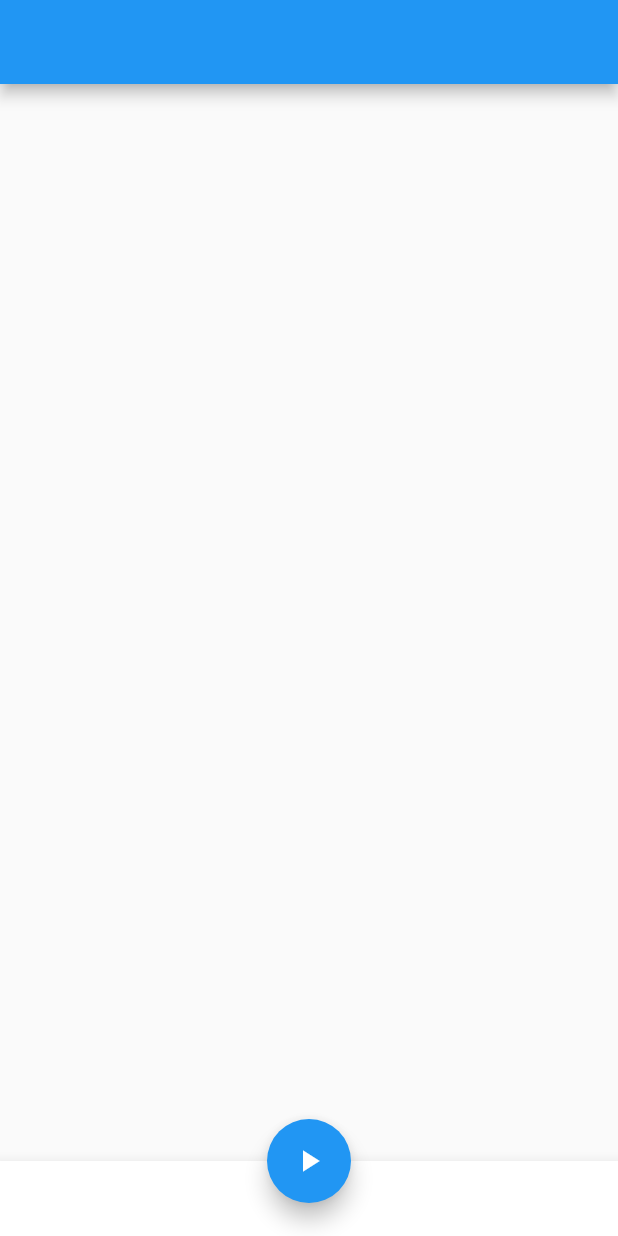
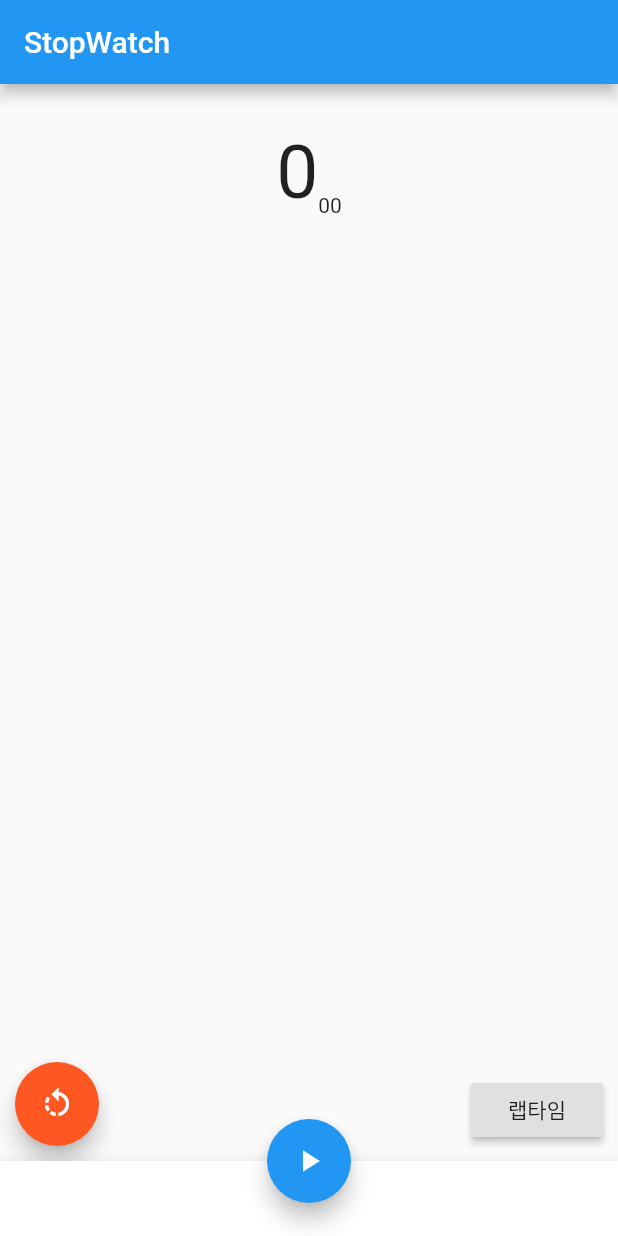
Before and after one commit to teddyhong182/superbox-example-flutter, a Flutter app: the screen it shows after launch, on a phone screen of 412 x 824 dp. Run offline on Flutter 3.47's test engine with Material 2 defaults, Android fonts, the phone set to English and light mode, and no system bars.

Commit message:
스톱워치 - 타이머 UI 작성

```diff
--- a/ex2/lib/main.dart
+++ b/ex2/lib/main.dart
@@ -41,7 +41,7 @@ class _StopWatchPageState extends State<StopWatchPage> {
   Widget build(BuildContext context) {
     return Scaffold(
       appBar: AppBar(
-        title: Text(''),
+        title: Text('StopWatch'),
       ),
       body: _buildBody(),
       bottomNavigationBar: BottomAppBar(
@@ -60,7 +60,55 @@ class _StopWatchPageState extends State<StopWatchPage> {
   }
 
   Widget _buildBody() {
+    return Center(
+      child: Padding(
+        padding: const EdgeInsets.only(top: 30),
+        child: Stack(
+          children: <Widget>[
+            Column(
+              children: <Widget>[
+                Row(
+                  mainAxisAlignment: MainAxisAlignment.center,
+                  crossAxisAlignment: CrossAxisAlignment.end,
+                  children: [
+                    Text(
+                      '0',
+                      style: TextStyle(fontSize: 50.0),
+                    ),
+                    Text('00'),
+                  ],
+                ),
+                Container(
+                  width: 100,
+                  height: 200,
+                  child: ListView(
+                    children: [],
+                  ),
+                ),
+              ],
+            ),
+            Positioned(
+              left: 10,
+              bottom: 10,
+              child: FloatingActionButton(
+                backgroundColor: Colors.deepOrange,
+                onPressed: () {},
+                child: Icon(Icons.rotate_left),
+              ),
+            ),
+            Positioned(
+              right: 10,
+              bottom: 10,
+              child: RaisedButton(
+                onPressed: () {},
+                child: Text('랩타임'),
+              ),
+            ),
+          ],
+        ),
+      ),
 
+    );
   }
   // 시작 또는 일시정지 버튼 클릭
   void _clickButton() {}
```
Also changed, not shown: 1 other file.
